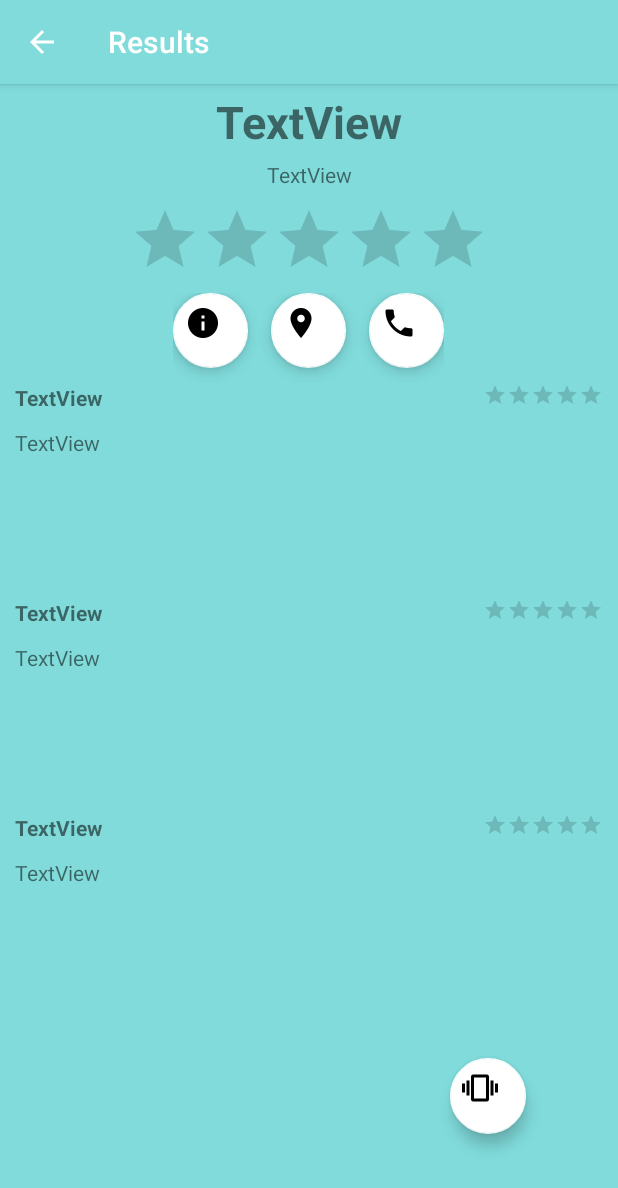
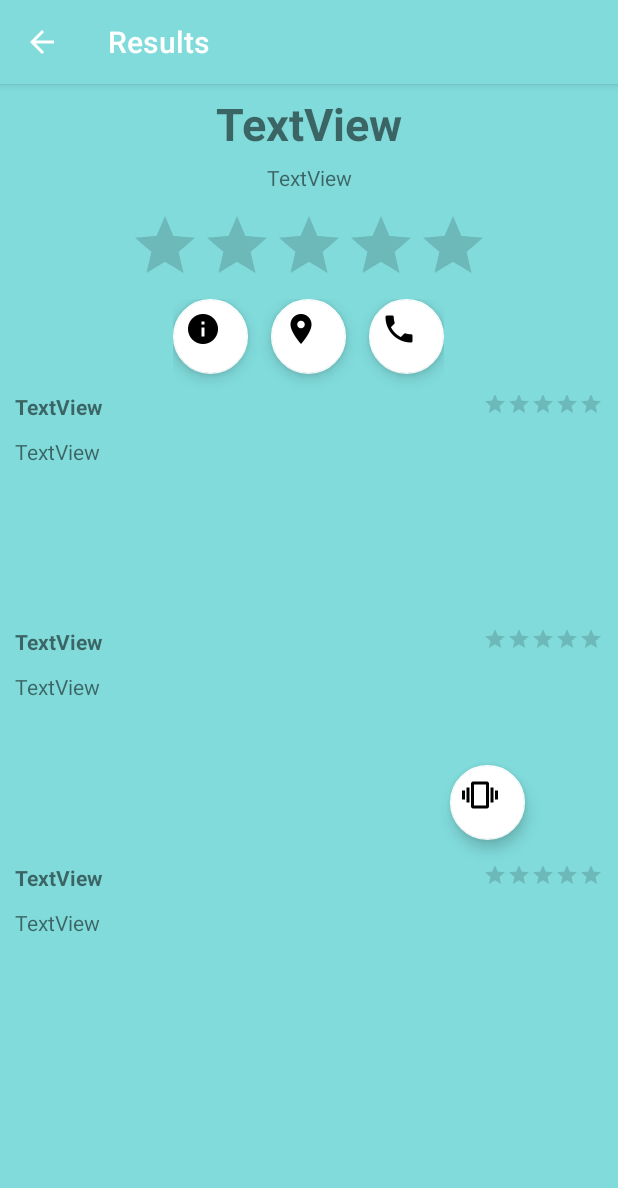
Before and after one commit to nickwu241/FoodShake, an Android app: the YourChoice screen opened directly, with no data from a screen before it, on a phone screen of 412 x 824 dp. Shown: the top 1188 px of the screen. Run offline under Robolectric (Android 15) with nearby library versions, the phone set to English and light mode, and no system bars; libraries missing offline, so code that uses them is left out: com.yelp.fusion; 16 statements that could not run were skipped.

Commit message:
Finish product

```diff
--- a/app/src/main/java/com/foodshake/YelpParser.java
+++ b/app/src/main/java/com/foodshake/YelpParser.java
@@ -16,7 +16,7 @@ import java.util.Map;
 import retrofit2.Call;
 
 public class YelpParser {
-    private static final String LIMIT = "200";
+    private static final String LIMIT = "50";
     private Map<String, String> params = new HashMap<>();
     private YelpFusionApi yelpAPI = YelpObject.getYelpAPI();
 
@@ -46,7 +46,7 @@ public class YelpParser {
         params.put("sort", "0");
 
         // limit to 20 results
-        params.put("limit", "50");
+        params.put("limit", LIMIT);
 
         // set terms : "food" "bars", NOT "food,bars"
         params.put("term", "food");
--- a/app/src/main/java/com/foodshake/YourChoice.java
+++ b/app/src/main/java/com/foodshake/YourChoice.java
@@ -70,6 +70,10 @@ public class YourChoice extends AppCompatActivity {
         }
     }
 
+    public void onShakeClick(View view) {
+        finish();
+    }
+
     public void setReviews() {
 
         // first review
--- a/app/src/main/res/layout/activity_fetch_results.xml
+++ b/app/src/main/res/layout/activity_fetch_results.xml
@@ -22,6 +22,22 @@
 
     </android.support.design.widget.AppBarLayout>
 
+
     <include layout="@layout/content_fetch_results" />
 
+    <android.support.design.widget.FloatingActionButton
+        android:id="@+id/floatingActionButton6"
+        android:layout_width="50dp"
+        android:layout_height="50dp"
+        android:layout_marginLeft="300dp"
+        android:layout_marginTop="510dp"
+        android:layout_weight="0.03"
+        android:background="@color/colorPrimary"
+        android:clickable="true"
+        android:onClick="onShakeClick"
+        android:scaleType="fitXY"
+        app:backgroundTint="@color/colorPrimary"
+        app:fabSize="mini"
+        app:srcCompat="@drawable/ic_vibration_black_48dp" />
+
 </android.support.design.widget.CoordinatorLayout>
--- a/app/src/main/res/layout/content_fetch_results.xml
+++ b/app/src/main/res/layout/content_fetch_results.xml
@@ -247,17 +247,4 @@
             android:text="TextView" />
     </LinearLayout>
 
-    <android.support.design.widget.FloatingActionButton
-        android:id="@+id/floatingActionButton6"
-        android:layout_width="match_parent"
-        android:layout_height="wrap_content"
-        android:background="@color/colorPrimary"
-        android:layout_marginTop="20dp"
-        android:layout_marginLeft="300dp"
-        android:layout_weight="0.03"
-        app:backgroundTint="@color/colorPrimary"
-        android:clickable="true"
-        app:fabSize="mini"
-        app:srcCompat="@drawable/ic_vibration_black_48dp" />
-
 </LinearLayout>
```
